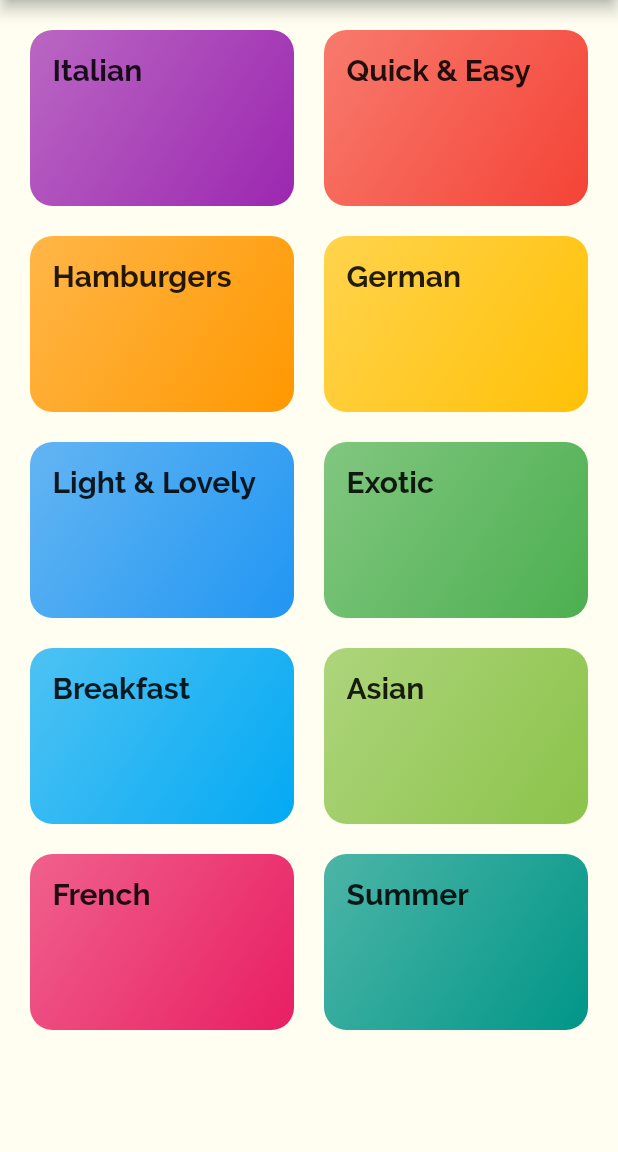
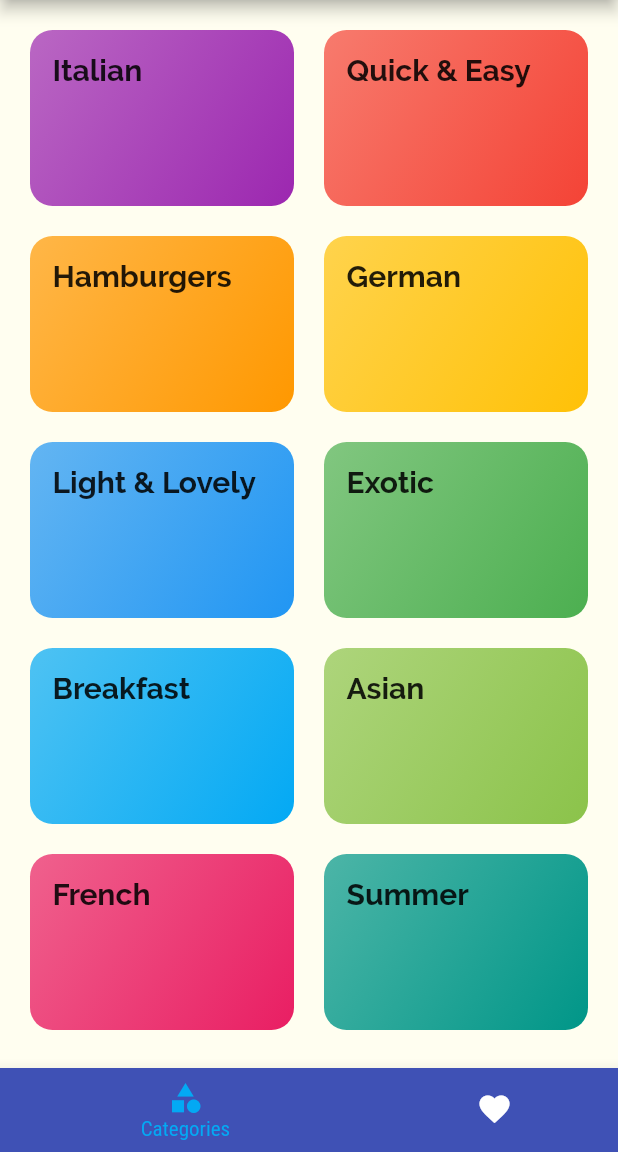
Before and after one commit to Bhupendrapt5/flutter-meal-app, a Flutter app: the screen it shows after launch, on a phone screen of 412 x 824 dp, the part 84-1236 px from its top. Run offline on Flutter 3.47's test engine with Material 2 defaults, Android fonts, the phone set to English and light mode, and no system bars.

Commit message:
TabBar Added

```diff
--- a/lib/main.dart
+++ b/lib/main.dart
@@ -1,9 +1,12 @@
 import 'package:flutter/material.dart';
-import 'package:my_meal_app/screen/meal_detail_screen.dart';
-import './miscFiles/routeNames.dart';
+import 'package:my_meal_app/screen/bottom_tabs_screen.dart';
 
+
+import './screen/meal_detail_screen.dart';
+import './screen/tabs_screen.dart';
 import './screen/meals_screen.dart';
 import './screen/categories_screen.dart';
+import './miscFiles/routeNames.dart';
 
 void main() => runApp(MyApp());
 
@@ -36,8 +39,9 @@ class MyApp extends StatelessWidget {
                     fontWeight: FontWeight.bold),
               )),
       // home: CategoriesScreen(),
+      initialRoute: "/",  //"/" is default route
       routes: {
-        RouteNames.homeScreen: (ctx) => CategoriesScreen(),
+        RouteNames.homeScreen: (ctx) => BottomTabsScreen(),
         RouteNames.mealScreen: (ctx) => MealsScreen(),
         RouteNames.mealDeatailScreen: (ctx) => MealDetailScreen()
       },
--- /dev/null
+++ b/lib/screen/bottom_tabs_screen.dart
@@ -0,0 +1,55 @@
+import 'package:flutter/material.dart';
+
+import './favorite_meals_screen.dart';
+import './categories_screen.dart';
+
+class BottomTabsScreen extends StatefulWidget {
+  @override
+  _BottomTabsScreenState createState() => _BottomTabsScreenState();
+}
+
+class _BottomTabsScreenState extends State<BottomTabsScreen> {
+
+  List<Map<String, Object>> _pages = [
+    {"title" : "Meals", "page" :CategoriesScreen()},
+    {"title" : "Your Favorite", "page" :FavoriteMeals()},
+  ];
+
+  int _selectPageIndex = 0;
+
+  void _selectPage(int index) {
+    setState(() {
+      _selectPageIndex = index;
+    });
+  }
+
+  @override
+  Widget build(BuildContext context) {
+    return Scaffold(
+      appBar: AppBar(
+        title: Text(_pages[_selectPageIndex]['title']),
+      ),
+      body: _pages[_selectPageIndex]['page'],
+      bottomNavigationBar: BottomNavigationBar(
+        onTap: _selectPage,
+        backgroundColor: Theme.of(context).primaryColor,
+        unselectedItemColor: Colors.white,
+        selectedItemColor: Theme.of(context).accentColor,
+        currentIndex: _selectPageIndex,
+        type: BottomNavigationBarType.shifting,
+        items: [
+          BottomNavigationBarItem(
+            backgroundColor: Theme.of(context).primaryColor,
+            icon: Icon(Icons.category),
+            title: Text("Categories"),
+          ),
+          BottomNavigationBarItem(
+            backgroundColor: Theme.of(context).primaryColor,
+            icon: Icon(Icons.favorite),
+            title: Text("Favorites"),
+          ),
+        ],
+      ),
+    );
+  }
+}
--- a/lib/screen/categories_screen.dart
+++ b/lib/screen/categories_screen.dart
@@ -4,23 +4,13 @@ import '../test_data.dart';
 import '../widget/category_item.dart';
 
 class CategoriesScreen extends StatelessWidget {
-
-
   @override
   Widget build(BuildContext context) {
-    return Scaffold(
-      appBar: AppBar(
-        title: const Text("Meals"),
-      ),
-      body: GridView(
+    return GridView(
       padding: const EdgeInsets.all(20),
       children: DUMMY_CATEGORIES
           .map(
-              (cData) => CategoryItem(
-                cData.title,
-                cData.bgColor,
-                cData.id
-              ),
+            (cData) => CategoryItem(cData.title, cData.bgColor, cData.id),
           )
           .toList(),
       gridDelegate: SliverGridDelegateWithMaxCrossAxisExtent(
@@ -29,7 +19,6 @@ class CategoriesScreen extends StatelessWidget {
         crossAxisSpacing: 20,
         mainAxisSpacing: 20,
       ),
-      ),
     );
   }
 }
```
Also changed, not shown: lib/screen/favorite_meals_screen.dart (added, +11 -0 lines), lib/screen/tabs_screen.dart (added, +41 -0 lines). Lines whose indentation alone changed are shown as unchanged.
